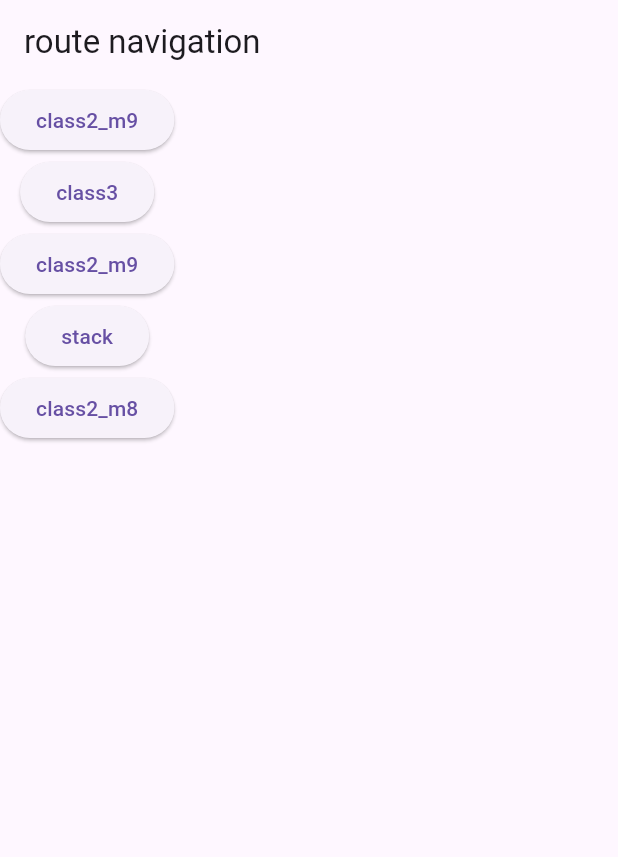
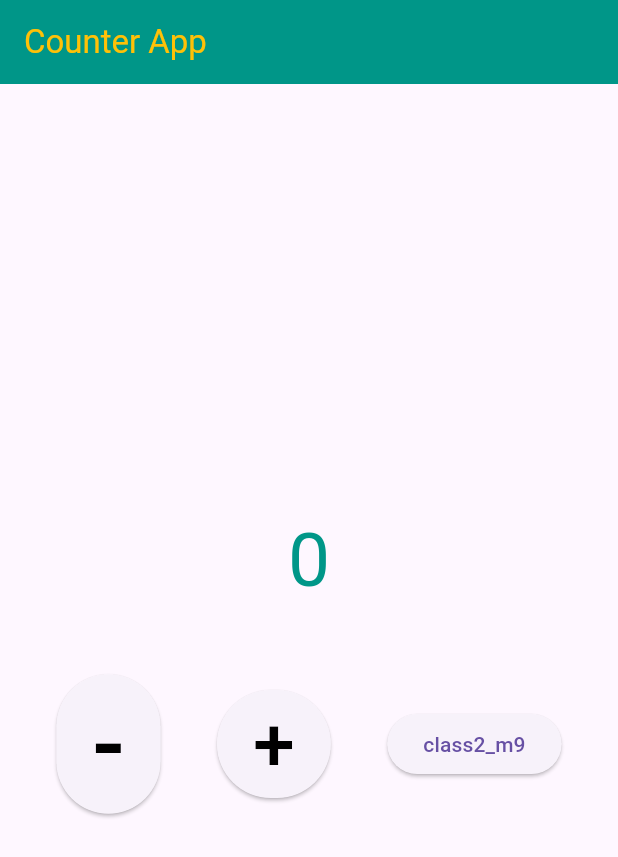
Before and after one commit to MIR-RIAZUL/ostad_11, a Flutter app: the screen it shows after launch, on a phone screen of 412 x 824 dp. Shown: the top 857 px of the screen. Run offline on Flutter 3.47's test engine with Material 3 defaults, Android fonts, the phone set to English and light mode, and no system bars.

Commit message:
Added CounterApp.
initial state(),
deactive state(),
dispose,
contrsture
create state()

```diff
--- a/lib/app.dart
+++ b/lib/app.dart
@@ -1,8 +1,8 @@
 import 'package:first/class3.dart';
 import 'package:first/module_8/class1.dart';
-import 'package:first/module_9/module_9_class3.dart';
 import 'package:flutter/material.dart';
 
+import 'module_11/class_1/counter_app.dart';
 import 'module_9/class_2_module_9.dart';
 
 class MyApp extends StatelessWidget {
@@ -13,15 +13,12 @@ class MyApp extends StatelessWidget {
     return MaterialApp(
       debugShowCheckedModeBanner: false,
       title: 'flutter batch 11',
-      initialRoute: '/',
+      initialRoute: '/counterApp',
       routes: {
-        '/': (context) => class3m9(),
-        '/second': (context) =>
-            class2_m9(), // Example route, can be replaced with actual second screen
-        // Add other routes here if needed
+        '/counterApp': (context) => counterApp(),
+        '/second': (context) => class2_m9(),
         '/third': (context) => class3(),
-        '/fourth': (context) =>
-            class1(), // Example route, can be replaced with actual fourth screen
+        '/fourth': (context) => class1(),
       },
       // home: class3m9(),
     );
--- /dev/null
+++ b/lib/module_11/class_1/counter_app.dart
@@ -0,0 +1,101 @@
+import 'package:flutter/material.dart';
+
+import '../../module_9/class_2_module_9.dart';
+
+class counterApp extends StatefulWidget {
+  counterApp({super.key}) {
+    print("Counter App");
+  }
+
+  @override
+  State<counterApp> createState() {
+    print("Creating State");
+    return _counterAppState();
+  }
+}
+
+class _counterAppState extends State<counterApp> {
+  int number = 0;
+
+  @override
+  void initState() {
+    super.initState();
+    print("Init State");
+  }
+
+  @override
+  void deactivate() {
+    super.deactivate();
+    print("Deactivate");
+  }
+
+  @override
+  void dispose() {
+    super.dispose();
+    print("Dispose");
+  }
+
+  @override
+  Widget build(BuildContext context) {
+    return Scaffold(
+      appBar: AppBar(
+        backgroundColor: Colors.teal,
+        title: Text("Counter App", style: TextStyle(color: Colors.amber)),
+      ),
+
+      body: Column(
+        mainAxisAlignment: MainAxisAlignment.center,
+        children: [
+          Text(
+            number.toString(),
+            style: TextStyle(fontSize: 50, color: Colors.teal),
+          ),
+          SizedBox(height: 40),
+          Row(
+            mainAxisAlignment: MainAxisAlignment.spaceEvenly,
+            children: [
+              ElevatedButton(
+                onPressed: () {
+                  setState(() {
+                    if (number > 0) {
+                      number--;
+                    } else {
+                      number = 0; // Prevent negative numbers
+                    }
+                  });
+                },
+                child: Text(
+                  "-",
+                  style: TextStyle(color: Colors.black, fontSize: 65),
+                ),
+              ),
+
+              ElevatedButton(
+                onPressed: () {
+                  setState(() {
+                    number++;
+                    print(number);
+                  });
+                },
+                child: Text(
+                  "+",
+                  style: TextStyle(color: Colors.black, fontSize: 50),
+                ),
+              ),
+
+              ElevatedButton(
+                onPressed: () {
+                  Navigator.pushReplacement(
+                    context,
+                    MaterialPageRoute(builder: (context) => class2_m9()),
+                  );
+                },
+                child: Text("class2_m9"),
+              ),
+            ],
+          ),
+        ],
+      ),
+    );
+  }
+}
```
